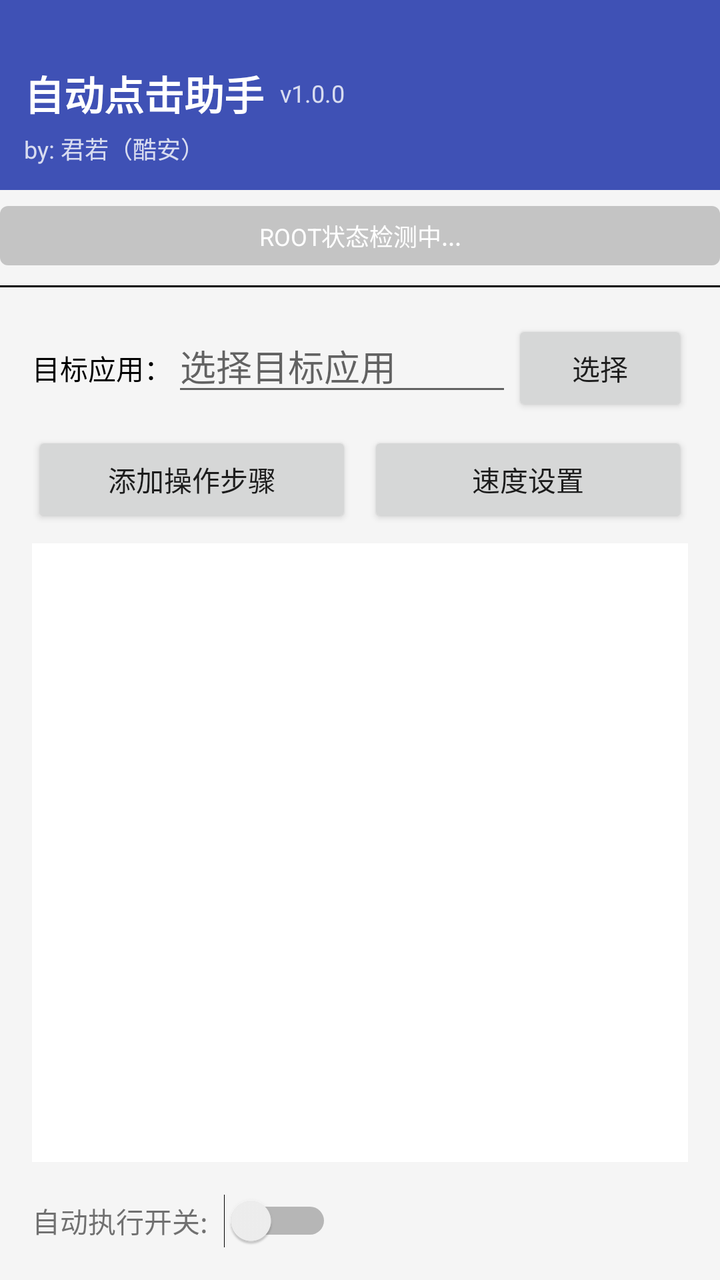
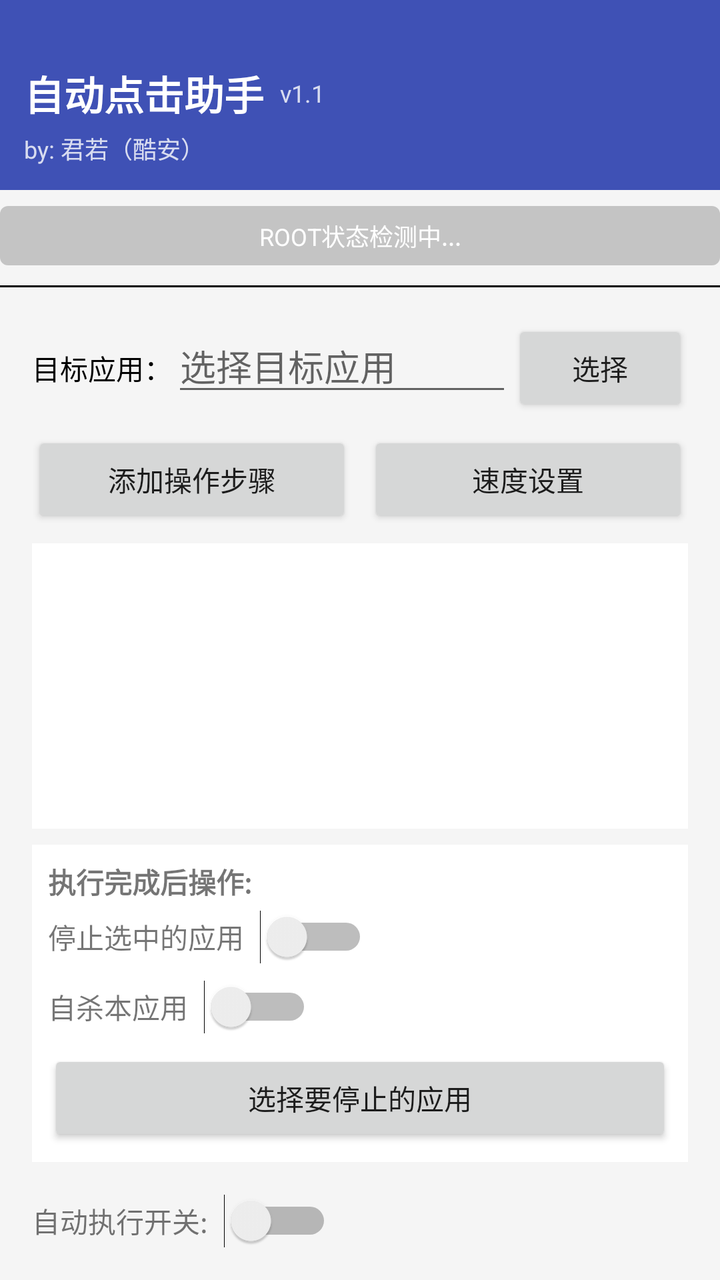

An Android layout rendered at two revisions. The XML below is the earlier revision; the diff shows what the commit changed to produce the second picture.
<!-- AndroidManifest.xml: application theme Theme.Click -->
<!-- res/layout/activity_main.xml -->
<?xml version="1.0" encoding="utf-8"?>
<LinearLayout xmlns:android="http://schemas.android.com/apk/res/android"
    android:layout_width="match_parent"
    android:layout_height="match_parent"
    android:orientation="vertical"
    android:background="#f5f5f5">

    
    <LinearLayout
        android:layout_width="match_parent"
        android:layout_height="wrap_content"
        android:orientation="vertical"
        android:background="#3F51B5"
        android:padding="12dp">

        <LinearLayout
            android:layout_width="match_parent"
            android:layout_height="wrap_content"
            android:orientation="horizontal"
            android:gravity="center_vertical">

            <TextView
                android:layout_width="wrap_content"
                android:layout_height="wrap_content"
                android:text="@string/app_name"
                android:textColor="#FFFFFF"
                android:textSize="20sp"
                android:textStyle="bold"
                android:paddingTop="20dp"/>

            <TextView
                android:layout_width="wrap_content"
                android:layout_height="wrap_content"
                android:text="v1.0.0"
                android:textColor="#CCFFFFFF"
                android:textSize="12sp"
                android:layout_marginStart="8dp"
                android:paddingTop="20dp"/>
        </LinearLayout>

        <TextView
            android:layout_width="wrap_content"
            android:layout_height="wrap_content"
            android:text="by: 君若（酷安）"
            android:textColor="#CCFFFFFF"
            android:textSize="12sp"
            android:layout_marginTop="4dp"/>
    </LinearLayout>

    
    <TextView
        android:id="@+id/tv_root_status"
        android:layout_width="match_parent"
        android:layout_height="wrap_content"
        android:layout_marginTop="8dp"
        android:padding="6dp"
        android:textSize="12sp"
        android:textColor="#FFFFFF"
        android:background="@drawable/root_status_bg"
        android:text="ROOT状态检测中..."
        android:clickable="true"
        android:focusable="true"
        android:gravity="center"/>

    <View
        android:layout_width="match_parent"
        android:layout_height="1dp"
        android:background="@color/black"
        android:layout_marginTop="10dp"/>

    
    <LinearLayout
        android:layout_width="match_parent"
        android:layout_height="match_parent"
        android:orientation="vertical"
        android:padding="16dp">

        
        <LinearLayout
            android:layout_width="match_parent"
            android:layout_height="wrap_content"
            android:orientation="horizontal">

            <TextView
                android:layout_width="wrap_content"
                android:layout_height="wrap_content"
                android:text="目标应用："
                android:textColor="@color/black"/>

            <EditText
                android:id="@+id/et_app_activity"
                android:layout_width="0dp"
                android:layout_height="wrap_content"
                android:layout_weight="1"
                android:hint="选择目标应用"
                android:inputType="none"
                android:focusable="false"
                android:focusableInTouchMode="false"
                android:cursorVisible="false"/>

            <Button
                android:id="@+id/btn_select_app"
                android:layout_width="wrap_content"
                android:layout_height="wrap_content"
                android:text="选择"/>
        </LinearLayout>

        
        <LinearLayout
            android:layout_width="match_parent"
            android:layout_height="wrap_content"
            android:orientation="horizontal"
            android:layout_marginTop="8dp">

            <Button
                android:id="@+id/btn_add_operation"
                android:layout_width="0dp"
                android:layout_height="wrap_content"
                android:layout_weight="1"
                android:text="添加操作步骤"/>

            <Button
                android:id="@+id/btn_settings"
                android:layout_width="0dp"
                android:layout_height="wrap_content"
                android:layout_weight="1"
                android:layout_marginStart="8dp"
                android:text="速度设置"/>
        </LinearLayout>

        
        <ListView
            android:id="@+id/lv_operations"
            android:layout_width="match_parent"
            android:layout_height="0dp"
            android:layout_weight="1"
            android:layout_marginTop="8dp"
            android:background="#FFFFFF"/>

        
        <LinearLayout
            android:layout_width="match_parent"
            android:layout_height="wrap_content"
            android:orientation="horizontal"
            android:gravity="center_vertical"
            android:layout_marginTop="16dp">

            <TextView
                android:layout_width="wrap_content"
                android:layout_height="wrap_content"
                android:text="自动执行开关:"
                android:layout_marginEnd="8dp"/>

            <Switch
                android:id="@+id/sw_auto_click"
                android:layout_width="wrap_content"
                android:layout_height="wrap_content"/>
        </LinearLayout>
    </LinearLayout>
</LinearLayout>
<!-- resources referenced by this layout -->
<resources>
  <color name="black">#FF000000</color>
  <!-- drawable root_status_bg (drawable) -->
  <selector xmlns:android="http://schemas.android.com/apk/res/android">
      <item android:state_pressed="true">
          <shape android:shape="rectangle">
              <corners android:radius="4dp"/>
              <solid android:color="#66000000"/>
          </shape>
      </item>
      <item>
          <shape android:shape="rectangle">
              <corners android:radius="4dp"/>
              <solid android:color="#33000000"/>
          </shape>
      </item>
  </selector>
  <string name="app_name">自动点击助手</string>
  <style name="Theme.Click" parent="Theme.MaterialComponents.DayNight.NoActionBar">
          
          <item name="colorPrimary">@color/black</item>
          <item name="colorPrimaryVariant">@color/purple_700</item>
          <item name="colorOnPrimary">@color/white</item>
          
          <item name="colorSecondary">@color/teal_200</item>
          <item name="colorSecondaryVariant">@color/teal_700</item>
          <item name="colorOnSecondary">@color/black</item>
          
          <item name="android:statusBarColor">?attr/colorPrimaryVariant</item>
          
      </style>
  <color name="purple_700">#FF3700B3</color>
  <color name="white">#FFFFFFFF</color>
  <color name="teal_200">#FF03DAC5</color>
  <color name="teal_700">#FF018786</color>
</resources>

<!-- the commit's change to res/layout/activity_main.xml (unified diff, before → after) -->
@@ -31,7 +31,7 @@
             <TextView
                 android:layout_width="wrap_content"
                 android:layout_height="wrap_content"
-                android:text="v1.0.0"
+                android:text="v1.1"
                 android:textColor="#CCFFFFFF"
                 android:textSize="12sp"
                 android:layout_marginStart="8dp"
@@ -139,6 +139,70 @@
 
         
         <LinearLayout
+            android:id="@+id/layout_completion_actions"
+            android:layout_width="match_parent"
+            android:layout_height="wrap_content"
+            android:orientation="vertical"
+            android:layout_marginTop="8dp"
+            android:background="#FFFFFF"
+            android:padding="8dp">
+
+            <TextView
+                android:layout_width="wrap_content"
+                android:layout_height="wrap_content"
+                android:text="执行完成后操作:"
+                android:textStyle="bold"
+                android:layout_marginBottom="4dp"/>
+
+            <LinearLayout
+                android:layout_width="match_parent"
+                android:layout_height="wrap_content"
+                android:orientation="horizontal"
+                android:gravity="center_vertical">
+
+                <TextView
+                    android:layout_width="wrap_content"
+                    android:layout_height="wrap_content"
+                    android:text="停止选中的应用"
+                    android:layout_marginEnd="8dp"/>
+
+                <Switch
+                    android:id="@+id/sw_stop_apps_enabled"
+                    android:layout_width="wrap_content"
+                    android:layout_height="wrap_content"/>
+            </LinearLayout>
+            
+            <LinearLayout
+                android:layout_width="match_parent"
+                android:layout_height="wrap_content"
+                android:orientation="horizontal"
+                android:gravity="center_vertical"
+                android:layout_marginTop="8dp">
+
+                <TextView
+                    android:layout_width="wrap_content"
+                    android:layout_height="wrap_content"
+                    android:text="自杀本应用"
+                    android:layout_marginEnd="8dp"/>
+
+                <Switch
+                    android:id="@+id/sw_self_kill"
+                    android:layout_width="wrap_content"
+                    android:layout_height="wrap_content"/>
+            </LinearLayout>
+
+            <Button
+                android:id="@+id/btn_select_apps_to_stop"
+                android:layout_width="match_parent"
+                android:layout_height="wrap_content"
+                android:layout_marginTop="8dp"
+                android:text="选择要停止的应用"/>
+
+
+        </LinearLayout>
+
+        
+        <LinearLayout
             android:layout_width="match_parent"
             android:layout_height="wrap_content"
             android:orientation="horizontal"
